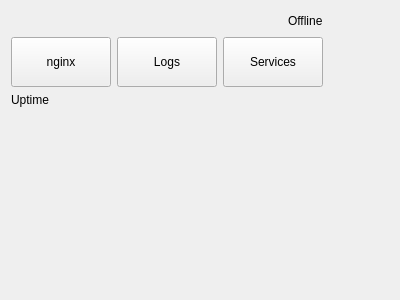
The window that src/configeditor/configeditor.ui (sumsung007/configX) describes before a commit, drawn with Qt 5.
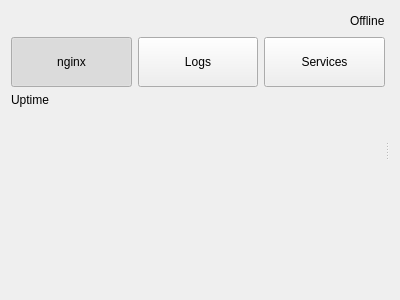
The same window after the commit.

Commit message: Updated modules and user can close tabs

What changed in the file:
```diff
--- a/src/configeditor/configeditor.ui
+++ b/src/configeditor/configeditor.ui
@@ -13,8 +13,13 @@
   <property name="windowTitle">
    <string>Form</string>
   </property>
-  <layout class="QHBoxLayout" name="horizontalLayout_2" stretch="1,3">
+  <layout class="QHBoxLayout" name="horizontalLayout_2">
    <item>
+    <widget class="QSplitter" name="splitter">
+     <property name="orientation">
+      <enum>Qt::Horizontal</enum>
+     </property>
+     <widget class="QWidget" name="">
     <layout class="QVBoxLayout" name="verticalLayout_2">
      <item>
       <layout class="QHBoxLayout" name="horizontalLayout">
@@ -62,6 +67,9 @@
          <property name="text">
           <string>Services</string>
          </property>
+           <property name="checkable">
+            <bool>true</bool>
+           </property>
         </widget>
        </item>
        <item row="0" column="1">
@@ -81,6 +89,9 @@
          <property name="text">
           <string>Logs</string>
          </property>
+           <property name="checkable">
+            <bool>true</bool>
+           </property>
         </widget>
        </item>
        <item row="0" column="0">
@@ -100,6 +111,12 @@
          <property name="text">
           <string>nginx</string>
          </property>
+           <property name="checkable">
+            <bool>true</bool>
+           </property>
+           <property name="checked">
+            <bool>true</bool>
+           </property>
         </widget>
        </item>
       </layout>
@@ -136,15 +153,12 @@
       </spacer>
      </item>
     </layout>
-   </item>
-   <item>
-    <widget class="QWidget" name="moduleWidget" native="true">
-     <property name="sizePolicy">
-      <sizepolicy hsizetype="Expanding" vsizetype="Preferred">
-       <horstretch>0</horstretch>
-       <verstretch>0</verstretch>
-      </sizepolicy>
-     </property>
+     </widget>
+     <widget class="QStackedWidget" name="moduleWidget">
+      <property name="styleSheet">
+       <string notr="true">background-color: white;</string>
+      </property>
+     </widget>
     </widget>
    </item>
   </layout>
```
Left out of the diff: 6 changed lines with no effect on the pictures. Lines whose indentation alone changed are shown as unchanged. The commit also changes 10 other files.
